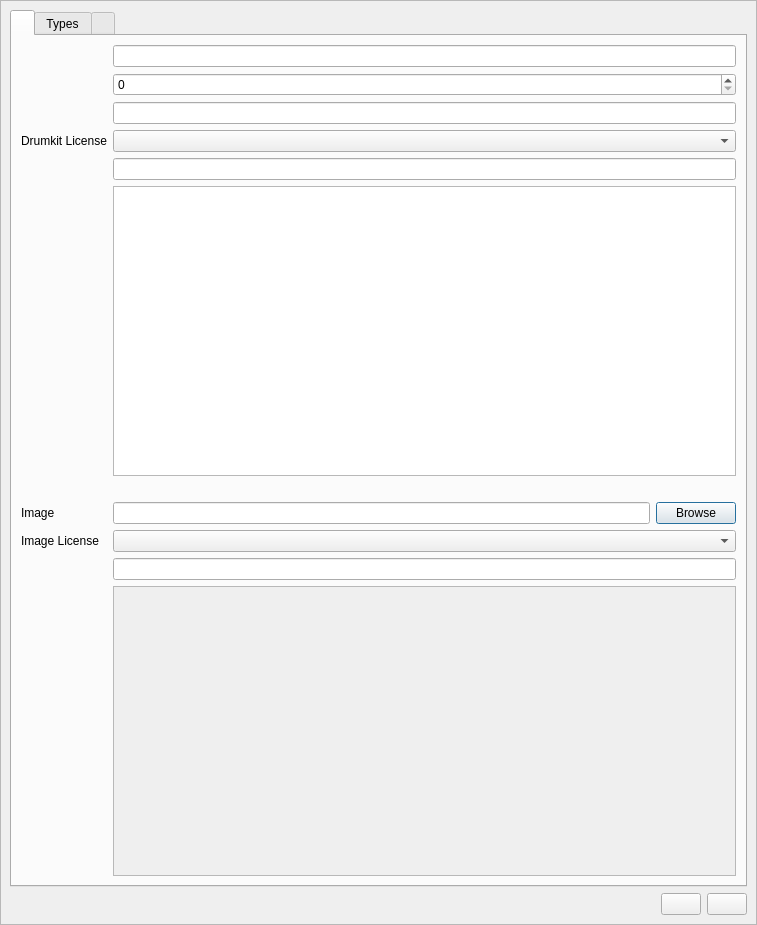
The window that src/gui/src/DrumkitPropertiesDialog_UI.ui (hydrogen-music/hydrogen) describes before a commit, drawn with Qt 5.
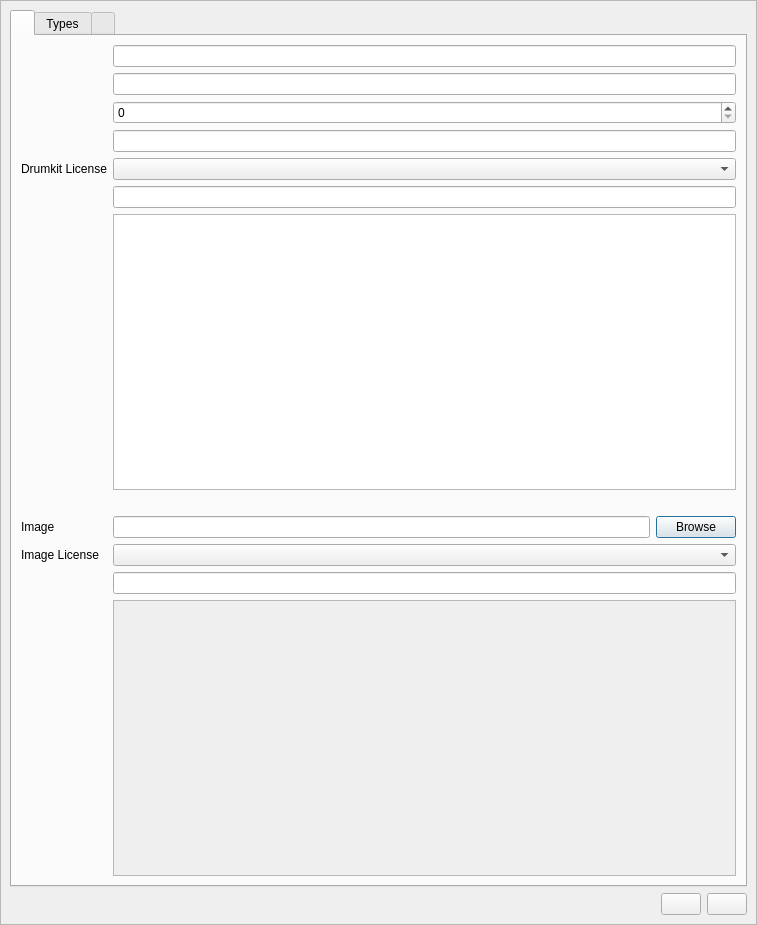
The same window after the commit. Custom widgets are drawn as their Qt base class.

Commit message: DrumkitPropertiesDialog: add read-only path

The edit to the form file:
```diff
--- a/src/gui/src/DrumkitPropertiesDialog_UI.ui
+++ b/src/gui/src/DrumkitPropertiesDialog_UI.ui
@@ -87,17 +87,64 @@
            <string/>
           </attribute>
           <layout class="QGridLayout" name="gridLayout" columnstretch="0,1">
-           <item row="0" column="0">
-            <widget class="QLabel" name="nameLabel">
-             <property name="sizePolicy">
-              <sizepolicy hsizetype="Expanding" vsizetype="Fixed">
-               <horstretch>0</horstretch>
-               <verstretch>0</verstretch>
-              </sizepolicy>
+           <item row="10" column="0">
+            <widget class="QLabel" name="imageLicenseStringLbl">
+             <property name="text">
+              <string/>
              </property>
             </widget>
            </item>
+           <item row="6" column="0">
+            <widget class="QLabel" name="notesLabel">
+             <property name="alignment">
+              <set>Qt::AlignmentFlag::AlignLeading|Qt::AlignmentFlag::AlignLeft|Qt::AlignmentFlag::AlignVCenter</set>
+             </property>
+            </widget>
+           </item>
+           <item row="7" column="1">
+            <widget class="TagEdit" name="m_pTagEdit" native="true"/>
+           </item>
            <item row="2" column="1">
+            <widget class="LCDSpinBox" name="versionSpinBox"/>
+           </item>
+           <item row="1" column="1">
+            <widget class="LCDDisplay" name="nameTxt">
+             <property name="sizePolicy">
+              <sizepolicy hsizetype="Expanding" vsizetype="Fixed">
+               <horstretch>0</horstretch>
+               <verstretch>0</verstretch>
+              </sizepolicy>
+             </property>
+            </widget>
+           </item>
+           <item row="3" column="0">
+            <widget class="QLabel" name="authorLabel">
+             <property name="sizePolicy">
+              <sizepolicy hsizetype="Expanding" vsizetype="Preferred">
+               <horstretch>0</horstretch>
+               <verstretch>0</verstretch>
+              </sizepolicy>
+             </property>
+            </widget>
+           </item>
+           <item row="10" column="1">
+            <widget class="LCDDisplay" name="imageLicenseStringTxt">
+             <property name="sizePolicy">
+              <sizepolicy hsizetype="Expanding" vsizetype="Fixed">
+               <horstretch>0</horstretch>
+               <verstretch>0</verstretch>
+              </sizepolicy>
+             </property>
+            </widget>
+           </item>
+           <item row="2" column="0">
+            <widget class="QLabel" name="versionLabel">
+             <property name="text">
+              <string/>
+             </property>
+            </widget>
+           </item>
+           <item row="3" column="1">
             <widget class="LCDDisplay" name="authorTxt">
              <property name="sizePolicy">
               <sizepolicy hsizetype="Expanding" vsizetype="Fixed">
@@ -107,7 +154,7 @@
              </property>
             </widget>
            </item>
-           <item row="8" column="0">
+           <item row="9" column="0">
             <widget class="QLabel" name="imageLicenseLbl">
              <property name="sizePolicy">
               <sizepolicy hsizetype="Expanding" vsizetype="Minimum">
@@ -123,14 +170,55 @@
              </property>
             </widget>
            </item>
-           <item row="1" column="0">
-            <widget class="QLabel" name="versionLabel">
+           <item row="5" column="0">
+            <widget class="QLabel" name="licenseStringLbl">
              <property name="text">
               <string/>
              </property>
             </widget>
            </item>
-           <item row="3" column="1">
+           <item row="4" column="0">
+            <widget class="QLabel" name="licenseLbl">
+             <property name="sizePolicy">
+              <sizepolicy hsizetype="Preferred" vsizetype="Minimum">
+               <horstretch>0</horstretch>
+               <verstretch>0</verstretch>
+              </sizepolicy>
+             </property>
+             <property name="text">
+              <string>Drumkit License</string>
+             </property>
+             <property name="alignment">
+              <set>Qt::AlignmentFlag::AlignLeading|Qt::AlignmentFlag::AlignLeft|Qt::AlignmentFlag::AlignVCenter</set>
+             </property>
+             <property name="wordWrap">
+              <bool>true</bool>
+             </property>
+            </widget>
+           </item>
+           <item row="6" column="1">
+            <widget class="LCDTextEdit" name="infoTxt">
+             <property name="sizePolicy">
+              <sizepolicy hsizetype="Expanding" vsizetype="MinimumExpanding">
+               <horstretch>0</horstretch>
+               <verstretch>0</verstretch>
+              </sizepolicy>
+             </property>
+             <property name="minimumSize">
+              <size>
+               <width>0</width>
+               <height>46</height>
+              </size>
+             </property>
+             <property name="styleSheet">
+              <string notr="true"/>
+             </property>
+             <property name="acceptRichText">
+              <bool>false</bool>
+             </property>
+            </widget>
+           </item>
+           <item row="4" column="1">
             <widget class="LCDCombo" name="licenseComboBox">
              <property name="sizePolicy">
               <sizepolicy hsizetype="Expanding" vsizetype="Fixed">
@@ -140,37 +228,7 @@
              </property>
             </widget>
            </item>
-           <item row="9" column="1">
-            <widget class="LCDDisplay" name="imageLicenseStringTxt">
-             <property name="sizePolicy">
-              <sizepolicy hsizetype="Expanding" vsizetype="Fixed">
-               <horstretch>0</horstretch>
-               <verstretch>0</verstretch>
-              </sizepolicy>
-             </property>
-            </widget>
-           </item>
-           <item row="8" column="1">
-            <widget class="LCDCombo" name="imageLicenseComboBox">
-             <property name="sizePolicy">
-              <sizepolicy hsizetype="Expanding" vsizetype="Fixed">
-               <horstretch>0</horstretch>
-               <verstretch>0</verstretch>
-              </sizepolicy>
-             </property>
-            </widget>
-           </item>
-           <item row="2" column="0">
-            <widget class="QLabel" name="authorLabel">
-             <property name="sizePolicy">
-              <sizepolicy hsizetype="Expanding" vsizetype="Preferred">
-               <horstretch>0</horstretch>
-               <verstretch>0</verstretch>
-              </sizepolicy>
-             </property>
-            </widget>
-           </item>
-           <item row="7" column="0">
+           <item row="8" column="0">
             <widget class="QLabel" name="label_5">
              <property name="sizePolicy">
               <sizepolicy hsizetype="Preferred" vsizetype="Minimum">
@@ -183,7 +241,7 @@
              </property>
             </widget>
            </item>
-           <item row="10" column="1">
+           <item row="11" column="1">
             <widget class="QLabel" name="drumkitImageLabel">
              <property name="sizePolicy">
               <sizepolicy hsizetype="Expanding" vsizetype="Expanding">
@@ -257,48 +315,15 @@
              </property>
             </widget>
            </item>
-           <item row="5" column="0">
-            <widget class="QLabel" name="notesLabel">
-             <property name="alignment">
-              <set>Qt::AlignmentFlag::AlignLeading|Qt::AlignmentFlag::AlignLeft|Qt::AlignmentFlag::AlignVCenter</set>
-             </property>
-            </widget>
-           </item>
-           <item row="3" column="0">
-            <widget class="QLabel" name="licenseLbl">
-             <property name="sizePolicy">
-              <sizepolicy hsizetype="Preferred" vsizetype="Minimum">
-               <horstretch>0</horstretch>
-               <verstretch>0</verstretch>
-              </sizepolicy>
-             </property>
+           <item row="7" column="0">
+            <widget class="QLabel" name="m_pTagsLabel">
              <property name="text">
-              <string>Drumkit License</string>
-             </property>
-             <property name="alignment">
-              <set>Qt::AlignmentFlag::AlignLeading|Qt::AlignmentFlag::AlignLeft|Qt::AlignmentFlag::AlignVCenter</set>
-             </property>
-             <property name="wordWrap">
-              <bool>true</bool>
-             </property>
-            </widget>
-           </item>
-           <item row="4" column="0">
-            <widget class="QLabel" name="licenseStringLbl">
-             <property name="text">
               <string/>
              </property>
             </widget>
            </item>
-           <item row="9" column="0">
-            <widget class="QLabel" name="imageLicenseStringLbl">
-             <property name="text">
-              <string/>
-             </property>
-            </widget>
-           </item>
-           <item row="0" column="1">
-            <widget class="LCDDisplay" name="nameTxt">
+           <item row="9" column="1">
+            <widget class="LCDCombo" name="imageLicenseComboBox">
              <property name="sizePolicy">
               <sizepolicy hsizetype="Expanding" vsizetype="Fixed">
                <horstretch>0</horstretch>
@@ -307,32 +332,20 @@
              </property>
             </widget>
            </item>
-           <item row="1" column="1">
-            <widget class="LCDSpinBox" name="versionSpinBox"/>
-           </item>
            <item row="5" column="1">
-            <widget class="LCDTextEdit" name="infoTxt">
+            <widget class="LCDDisplay" name="licenseStringTxt">
              <property name="sizePolicy">
-              <sizepolicy hsizetype="Expanding" vsizetype="MinimumExpanding">
+              <sizepolicy hsizetype="Expanding" vsizetype="Fixed">
                <horstretch>0</horstretch>
                <verstretch>0</verstretch>
               </sizepolicy>
              </property>
-             <property name="minimumSize">
-              <size>
-               <width>0</width>
-               <height>46</height>
-              </size>
-             </property>
-             <property name="styleSheet">
-              <string notr="true"/>
-             </property>
-             <property name="acceptRichText">
-              <bool>false</bool>
+             <property name="text">
+              <string/>
              </property>
             </widget>
            </item>
-           <item row="7" column="1">
+           <item row="8" column="1">
             <layout class="QHBoxLayout" name="horizontalLayout_3">
              <item>
               <widget class="LCDDisplay" name="imageText">
@@ -368,24 +381,21 @@
              </item>
             </layout>
            </item>
-           <item row="4" column="1">
-            <widget class="LCDDisplay" name="licenseStringTxt">
+           <item row="1" column="0">
+            <widget class="QLabel" name="nameLabel">
              <property name="sizePolicy">
               <sizepolicy hsizetype="Expanding" vsizetype="Fixed">
                <horstretch>0</horstretch>
                <verstretch>0</verstretch>
               </sizepolicy>
              </property>
-             <property name="text">
-              <string/>
-             </property>
             </widget>
            </item>
-           <item row="6" column="1">
-            <widget class="TagEdit" name="m_pTagEdit"/>
+           <item row="0" column="1">
+            <widget class="LCDDisplay" name="m_pPathEdit"/>
            </item>
-           <item row="6" column="0">
-            <widget class="QLabel" name="m_pTagsLabel">
+           <item row="0" column="0">
+            <widget class="QLabel" name="m_pPathLabel">
              <property name="text">
               <string></string>
              </property>
@@ -518,18 +528,18 @@
    <header location="global">../src/Widgets/LCDTextEdit.h</header>
    <container>1</container>
   </customwidget>
-  <customwidget>
-   <class>TypesTable</class>
-   <extends>QTableWidget</extends>
-   <header location="global">../src/Rack/SoundLibrary/TypesTable.h</header>
-   <container>1</container>
-  </customwidget>
   <customwidget>
    <class>TagEdit</class>
    <extends>QWidget</extends>
    <header location="global">../src/Widgets/TagEdit.h</header>
    <container>1</container>
   </customwidget>
+  <customwidget>
+   <class>TypesTable</class>
+   <extends>QTableWidget</extends>
+   <header location="global">../src/Rack/SoundLibrary/TypesTable.h</header>
+   <container>1</container>
+  </customwidget>
  </customwidgets>
  <tabstops>
   <tabstop>saveBtn</tabstop>
```
Left out of the diff: 2 changed lines with no effect on the pictures. The commit also changes 1 other file.
